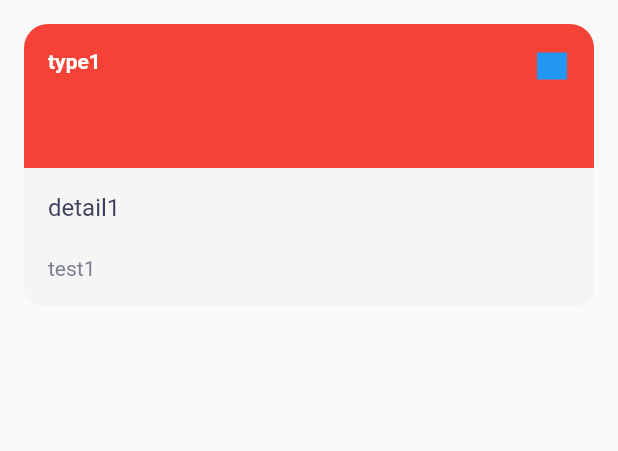
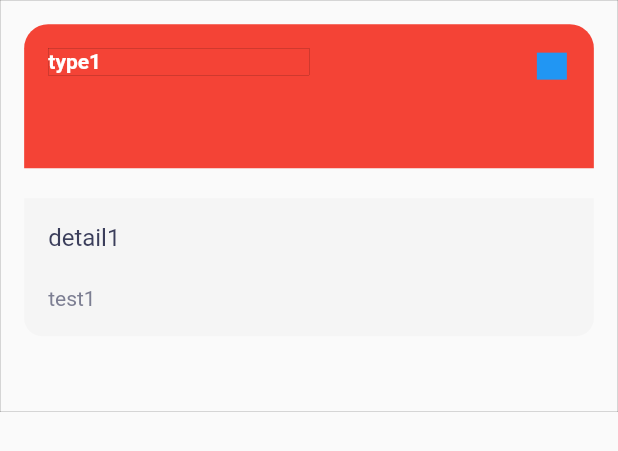
Before and after one commit to ivanthespacebiker/Flutterplaces, a Flutter app: the SightCard widget shown alone on an empty page, opened directly with sample values from the repository, on a phone screen of 412 x 824 dp. Shown: the top 451 px of the screen. Run offline on Flutter 3.47's test engine with Material 2 defaults, Android fonts, the phone set to English and light mode, and no system bars.

Commit message:
Использование виджетов с установкой размеров

```diff
--- a/lib/ui/screen/sight_card.dart
+++ b/lib/ui/screen/sight_card.dart
@@ -1,22 +1,23 @@
 import 'package:flutter/material.dart';
 import 'package:flutter/widgets.dart';
 import "../../domain/sight.dart";
-import '../style/defalt.dart';
+import '../style/default.dart';
 
 /// Карточка списка интересных мест
 class SightCard extends StatelessWidget {
   final Sight _sight;
 
   static const double _photoMinHeight = 96;
+
   static const EdgeInsets _photoPadding = EdgeInsets.only(
-    top: 16,
-    left: 16,
-    right: 16,
+    top: defaultEdgeInsets,
+    left: defaultEdgeInsets,
+    right: defaultEdgeInsets,
   );
   static const EdgeInsets _photoNameMargin = EdgeInsets.only(
-    top: 16,
-    left: 16,
-    right: 16,
+    top: defaultEdgeInsets,
+    left: defaultEdgeInsets,
+    right: defaultEdgeInsets,
   );
   static const EdgeInsets _photoFavoritesButtonMargin = EdgeInsets.only(
     top: 19,
@@ -26,20 +27,41 @@ class SightCard extends StatelessWidget {
 
   static const double _infoMinHeight = 92;
   static const EdgeInsets _infoDescriptionMargin = EdgeInsets.only(
-    top: 16,
-    left: 16,
-    right: 16,
+    top: defaultEdgeInsets,
+    left: defaultEdgeInsets,
+    right: defaultEdgeInsets,
     bottom: 2,
   );
   static const EdgeInsets _infoShortDescriptionMargin = EdgeInsets.only(
-    left: 16,
-    right: 16,
+    left: defaultEdgeInsets,
+    right: defaultEdgeInsets,
   );
   static const Radius _infoBottomRadius = Radius.circular(12);
 
   @override
   Widget build(BuildContext context) {
-    return Container(
+    // в задании сказано: "ограничить размер текста  по ширине до половины размера карточки"
+    // а как этого добиться в условиях огромного зоопарка устройств андроид нет и намека.
+    // нагуглил такой способ узнать ширину экрана и собираюсь от этого плясать.
+    double _screenWidth = MediaQuery.of(context).size.width;
+    // З.Ы. возможно я конечно загоняюсь, но хардкодить циферку из фигмы мне внутренний перфекционист не позволяет.
+
+    // огарничение ширины для текста будет "пол ширины экрана" минус два обычных отступа (по дизайну они 16)
+    double textWidth = _screenWidth / 2 - 2 * defaultEdgeInsets;
+    BoxConstraints textConstraints =
+        BoxConstraints(minWidth: textWidth, maxWidth: textWidth);
+
+    // чтобы оценить эффект от экспериментов добавлю границу контейнеру
+    BoxDecoration experimentBorder = BoxDecoration(
+      border: new Border.all(
+          color: Colors.black, width: 0.1, style: BorderStyle.solid),
+    );
+
+    return AspectRatio(
+      // AspectRatio используйте, чтобы привести виджеты SightCard в соотношение 3/2
+      aspectRatio: 3 / 2,
+      child: Container(
+        decoration: experimentBorder,
         padding: _photoPadding,
         child: Column(
           children: [
@@ -62,10 +84,17 @@ class SightCard extends StatelessWidget {
                     Container(
                       alignment: Alignment.topLeft,
                       margin: _photoNameMargin,
+                      child: Container(
+                        decoration:
+                            experimentBorder, // чтобы оценить эффект от ограничения ширины текста добавлю границу контейнеру с текстом
+                        child: ConstrainedBox(
+                          constraints: textConstraints,
                           child: Text(
                             _sight.type,
                             textAlign: TextAlign.left,
                             style: photoNameTextStile,
+                          ),
+                        ),
                       ),
                     ),
                     Container(
@@ -80,6 +109,10 @@ class SightCard extends StatelessWidget {
                   ],
                 ),
               ),
+            ),
+            SizedBox(
+              // Добавьте отступ между между фотографиями и описанием с помощью SizedBox
+              height: 20,
             ),
             Container(
               constraints: BoxConstraints(
@@ -96,7 +129,6 @@ class SightCard extends StatelessWidget {
                 children: [
                   Container(
                     margin: _infoDescriptionMargin,
-                  child: Container(
                     constraints: BoxConstraints(
                       minHeight: 40,
                     ),
@@ -105,7 +137,6 @@ class SightCard extends StatelessWidget {
                       _sight.details,
                       textAlign: TextAlign.left,
                       style: infoDescriptionTextStile,
-                    ),
                     ),
                   ),
                   Container(
@@ -122,6 +153,7 @@ class SightCard extends StatelessWidget {
             ),
           ],
         ),
+      ),
     );
   }
 
--- a/lib/ui/style/defalt.dart
+++ b/lib/ui/style/default.dart
@@ -1,6 +1,8 @@
 import 'package:flutter/material.dart';
 
-final Color backgroundColor = Colors.white;
+const double defaultEdgeInsets = 16;
+
+const Color backgroundColor = Colors.white;
 
 const TextStyle appBarTextStyle = TextStyle(
   color: Color.fromRGBO(59, 62, 91, 1),
```
Also changed, not shown: lib/ui/screen/SightDetails.dart (+13 -13 lines), lib/ui/screen/sight_list_screen.dart (+48 -19 lines). Lines whose indentation alone changed are shown as unchanged.
